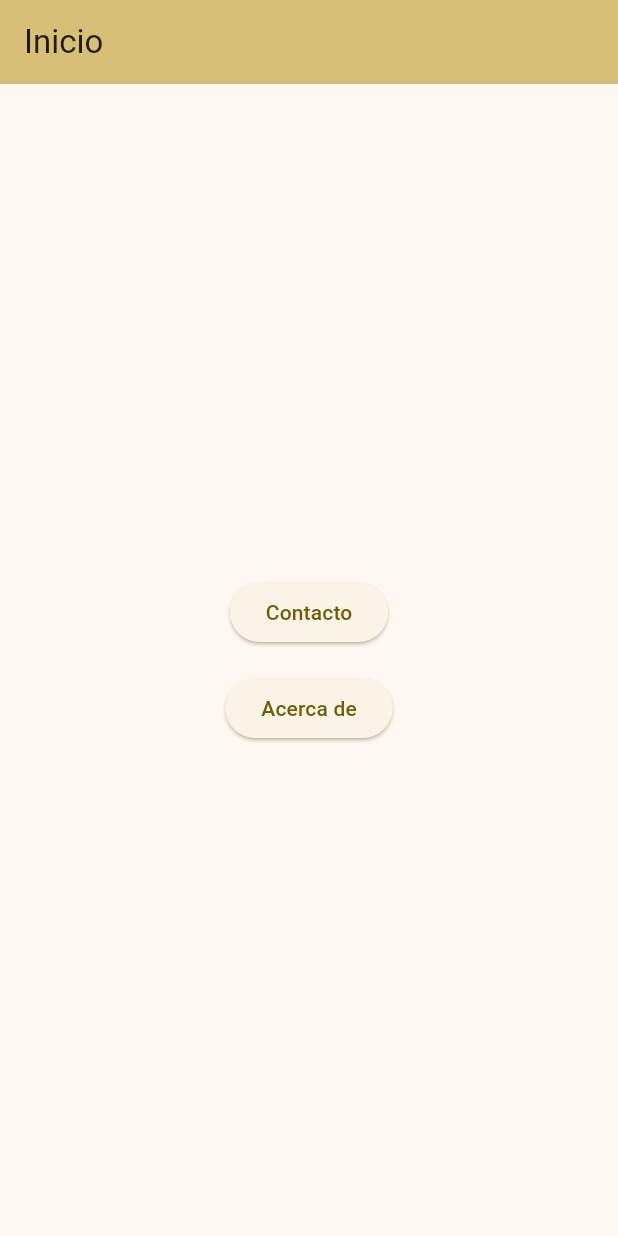
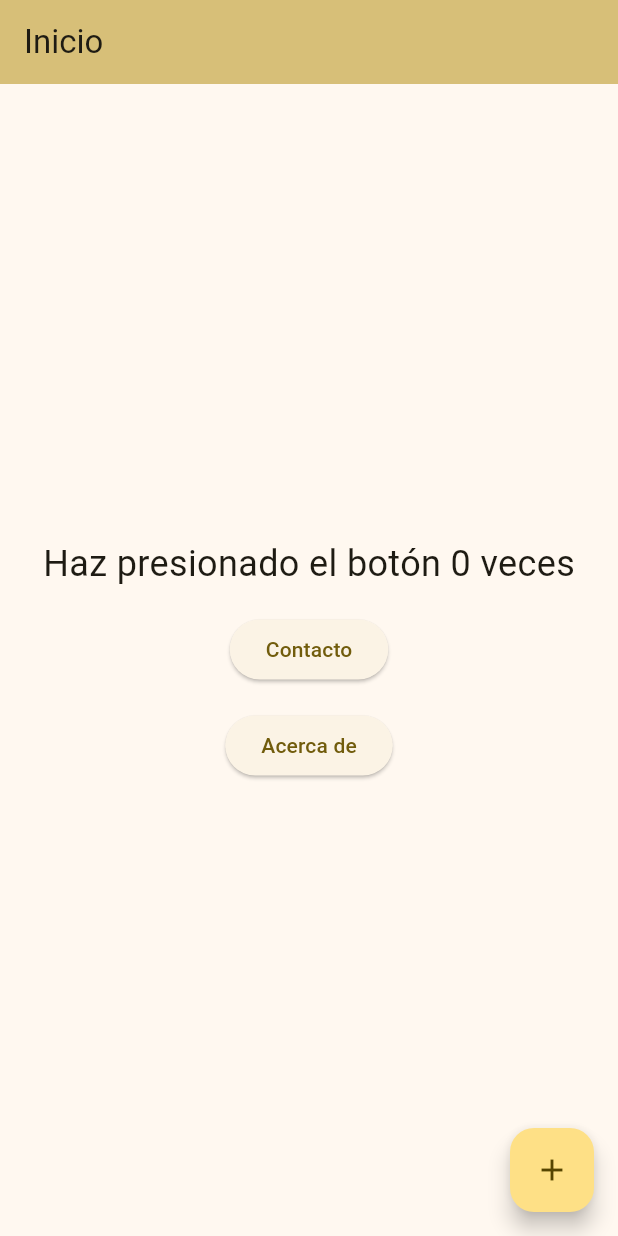
Before and after one commit to virden18/vdenis-flutter-002, a Flutter app: the screen it shows after launch, on a phone screen of 412 x 824 dp. Run offline on Flutter 3.47's test engine with Material 3 defaults, Android fonts, the light colour scheme and no system bars.

Commit message:
Añadir estado con StatefulWidget
Se actualizó a StatefulWidget el 'InicioScreen' anetiormente StatelessWidget,
permitiendo agregar un contador que incrementa cada vez que se presiona un
botón.

```diff
--- a/lib/views/inicio_screen.dart
+++ b/lib/views/inicio_screen.dart
@@ -2,8 +2,28 @@ import 'package:flutter/material.dart';
 import 'package:vdenis_flutter_002/views/acercade_screen.dart';
 import 'package:vdenis_flutter_002/views/contacto_screen.dart';
 
-class InicioScreen extends StatelessWidget {
+class InicioScreen extends StatefulWidget {
   const InicioScreen({super.key});
+
+  @override
+  _InicioScreenState createState() => _InicioScreenState();
+}
+
+class _InicioScreenState extends State<InicioScreen> {
+  int _counter = 0;
+
+  @override
+  void initState() {
+    super.initState();
+    // Aquí puedes inicializar cualquier cosa que necesites al cargar la pantalla
+    print('initState: La pantalla Inicio ha sido inicializada.');
+  }
+
+  void _incrementCounter() {
+    setState(() {
+      _counter++;
+    });
+  }
 
   @override
   Widget build(BuildContext context) {
@@ -15,8 +35,12 @@ class InicioScreen extends StatelessWidget {
       body: Center(
         child: Column(
           mainAxisAlignment: MainAxisAlignment.center,
-
           children: [
+            Text(
+              'Haz presionado el botón $_counter veces',
+              style: const TextStyle(fontSize: 24),
+            ),
+            const SizedBox(height: 16),
             ElevatedButton(
               onPressed: () {
                 Navigator.push(
@@ -39,6 +63,16 @@ class InicioScreen extends StatelessWidget {
           ]
         ),
       ),
+      floatingActionButton: Row(
+        mainAxisAlignment: MainAxisAlignment.end,
+        children: [
+          FloatingActionButton(
+            onPressed: _incrementCounter,
+            tooltip: 'Increment',
+            child: const Icon(Icons.add),
+          )
+        ]
+      ),
     );
   }
 }
```
